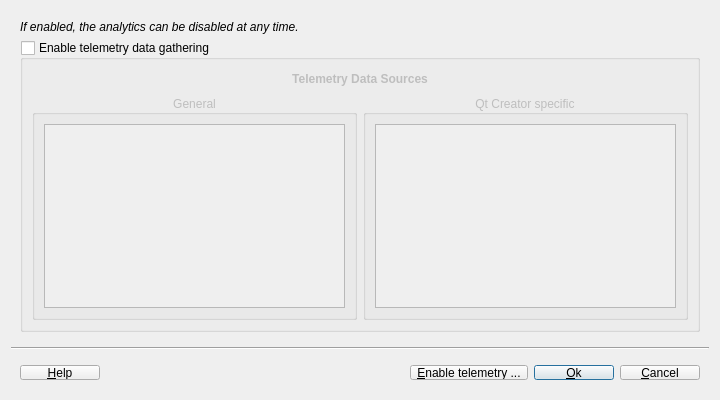
Old version of the form src/controldialog.ui in the repository orgads/ConnectedCreatorPlugin.
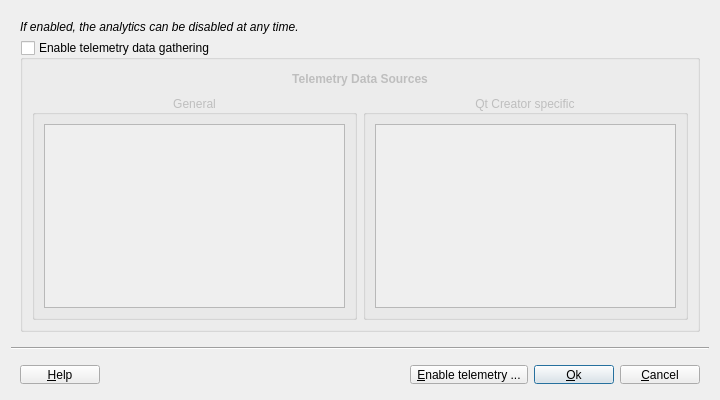
New version of the form. Icons and pictures are not drawn.

Commit message: Fixed controls' minimal sizes in Dialog

What changed in the file:
```diff
--- a/src/controldialog.ui
+++ b/src/controldialog.ui
@@ -211,6 +211,12 @@
      <layout class="QHBoxLayout" name="horizontalLayout">
       <item>
        <widget class="QPushButton" name="helpButton">
+        <property name="minimumSize">
+         <size>
+          <width>0</width>
+          <height>19</height>
+         </size>
+        </property>
         <property name="text">
          <string>&amp;Help</string>
         </property>
@@ -231,6 +237,12 @@
       </item>
       <item>
        <widget class="QPushButton" name="telemetryButton">
+        <property name="minimumSize">
+         <size>
+          <width>0</width>
+          <height>19</height>
+         </size>
+        </property>
         <property name="text">
          <string> &amp;Enable telemetry ... </string>
         </property>
@@ -238,6 +250,12 @@
       </item>
       <item>
        <widget class="QPushButton" name="okButton">
+        <property name="minimumSize">
+         <size>
+          <width>0</width>
+          <height>19</height>
+         </size>
+        </property>
         <property name="text">
          <string>&amp;Ok</string>
         </property>
@@ -252,6 +270,12 @@
       </item>
       <item>
        <widget class="QPushButton" name="cancelButton">
+        <property name="minimumSize">
+         <size>
+          <width>0</width>
+          <height>19</height>
+         </size>
+        </property>
         <property name="text">
          <string>&amp;Cancel</string>
         </property>
```
The commit also changes 1 other file.
